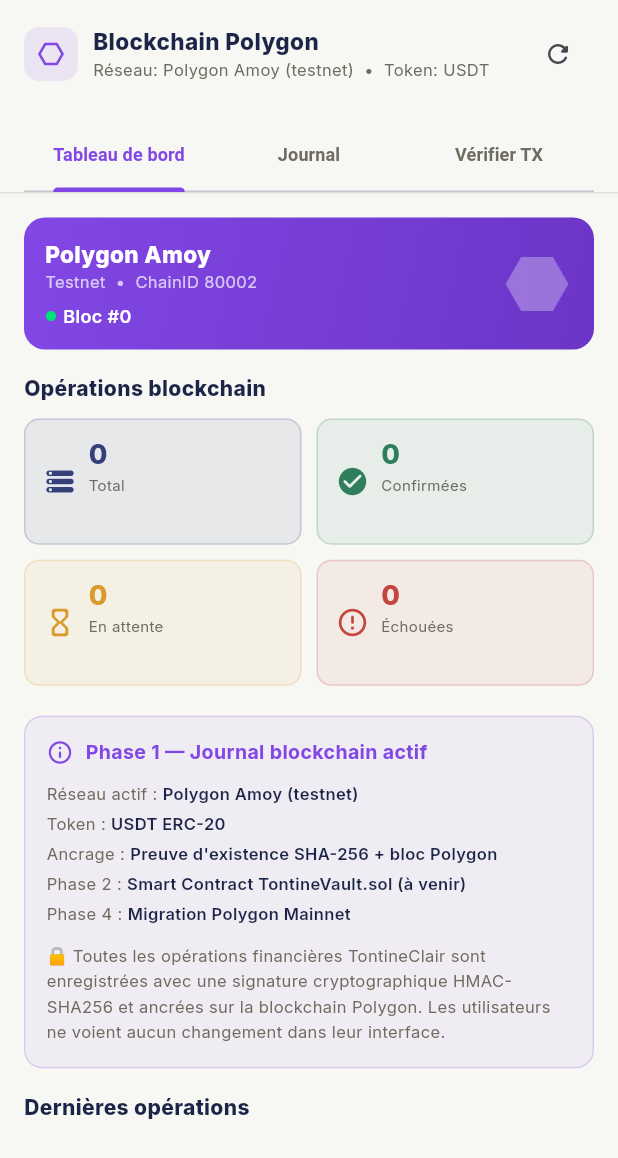
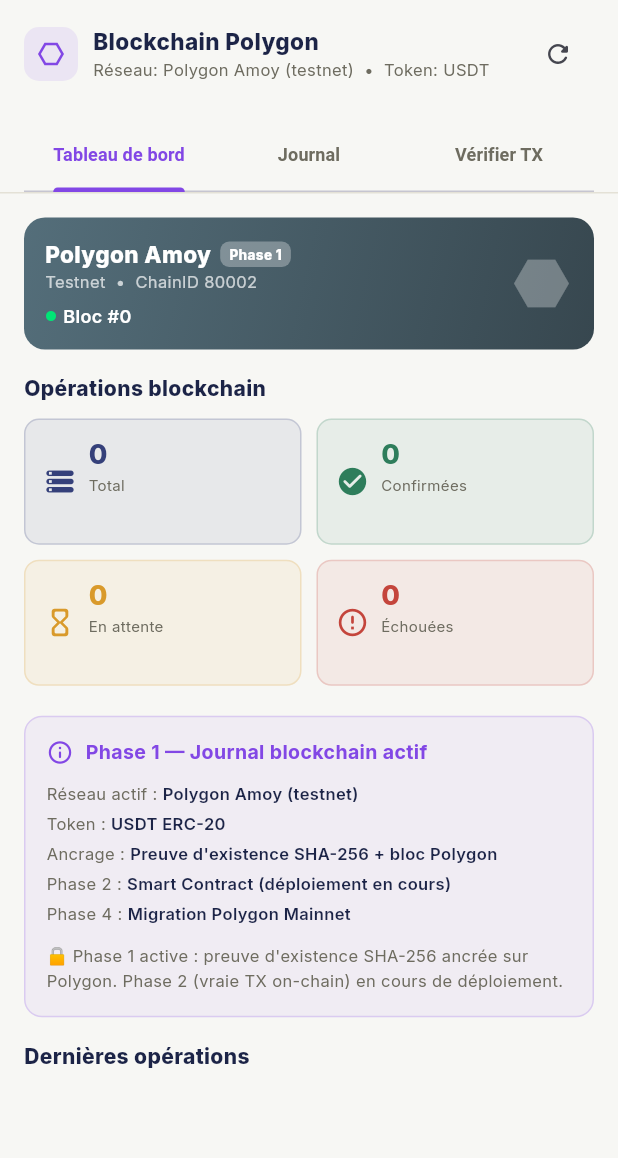
Before and after one commit to stevekissy/TontineClair, a Flutter app: the BlockchainAdminScreen widget shown alone on an empty page, opened directly with empty values, on a phone screen of 412 x 824 dp. Shown: the top 1158 px of the screen. Run offline on Flutter 3.47's test engine with Material 3 defaults, Android fonts, the phone set to English and light mode, and no system bars; our stand-ins replace google_fonts, pdf, printing, shared_preferences; missing offline and left inert: dart:html; accounts and stored records are empty; network calls fail.

Commit message:
Phase 2 blockchain: TontineVault UI, Phase 2 badge + PolygonScan links (copy from flutter_app)

```diff
--- a/lib/screens/blockchain_admin_screen.dart
+++ b/lib/screens/blockchain_admin_screen.dart
@@ -42,6 +42,10 @@
   // ── Taux USDT ─────────────────────────────────────────────────────────────
   Map<String, dynamic> _taux = {};
 
+  // ── Info contrat Phase 2 ────────────────────────────────────────────────
+  Map<String, dynamic> _contrat = {};
+  bool _contratLoading = true;
+
   @override
   void initState() {
     super.initState();
@@ -49,6 +53,7 @@
     _chargerStats();
     _chargerJournal();
     _chargerTaux();
+    _chargerContrat();
   }
 
   @override
@@ -93,6 +98,35 @@
       if (!mounted) return;
       setState(() => _taux = r);
     } catch (_) {}
+  }
+
+  Future<void> _chargerContrat() async {
+    try {
+      final r = await BlockchainService.contractInfo();
+      if (!mounted) return;
+      setState(() { _contrat = r; _contratLoading = false; });
+    } catch (_) {
+      if (!mounted) return;
+      setState(() => _contratLoading = false);
+    }
+  }
+
+  // Ouvre un lien PolygonScan dans le navigateur externe
+  void _ouvrirUrl(String url) {
+    if (url.isEmpty) return;
+    // Copie l'URL dans le presse-papiers + feedback
+    Clipboard.setData(ClipboardData(text: url));
+    ScaffoldMessenger.of(context).showSnackBar(SnackBar(
+      content: Text('Lien copié : ${url.length > 40 ? url.substring(0, 40) + "..." : url}'),
+      action: SnackBarAction(label: 'OK', onPressed: () {}),
+      duration: const Duration(seconds: 3),
+    ));
+  }
+
+  // Adresse Ethereum raccourcie : 0x1234...5678
+  String _shortAddr(String addr) {
+    if (addr.length < 12) return addr;
+    return '${addr.substring(0, 8)}...${addr.substring(addr.length - 6)}';
   }
 
   Future<void> _verifierTx() async {
@@ -143,7 +177,7 @@
                 const Spacer(),
                 IconButton(
                   icon: const Icon(Icons.refresh_rounded, size: 20),
-                  onPressed: () { _chargerStats(); _chargerJournal(); _chargerTaux(); },
+                  onPressed: () { _chargerStats(); _chargerJournal(); _chargerTaux(); _chargerContrat(); },
                   tooltip: 'Actualiser',
                 ),
               ]),
@@ -259,15 +293,36 @@
               _infoLigne('Réseau actif', 'Polygon Amoy (testnet)'),
               _infoLigne('Token', 'USDT ERC-20'),
               _infoLigne('Ancrage', 'Preuve d\'existence SHA-256 + bloc Polygon'),
-              _infoLigne('Phase 2', 'Smart Contract TontineVault.sol (à venir)'),
+              if (_contratLoading)
+                const Padding(
+                  padding: EdgeInsets.only(top: 4),
+                  child: Text('Chargement contrat...', style: TextStyle(fontSize: 11, color: AppColors.texteDoux)),
+                )
+              else if (_contrat['phase'] == 2) ...[
+                _infoLigne('Phase', '2 — TontineVault.sol déployé ✅'),
+                _infoLigne('Contrat', _shortAddr(_contrat['contract_address'] as String? ?? '')),
+                _infoLigne('Admin wallet', _shortAddr(_contrat['wallet_admin'] as String? ?? '')),
+                GestureDetector(
+                  onTap: () => _ouvrirUrl(_contrat['explorer'] as String? ?? ''),
+                  child: const Padding(
+                    padding: EdgeInsets.only(top: 2),
+                    child: Text('Voir sur PolygonScan →',
+                        style: TextStyle(fontSize: 11, color: Color(0xFF8247E5),
+                            fontWeight: FontWeight.w700, decoration: TextDecoration.underline)),
+                  ),
+                ),
+              ] else ...[
+                _infoLigne('Phase 2', 'Smart Contract (déploiement en cours)'),
                 _infoLigne('Phase 4', 'Migration Polygon Mainnet'),
+              ],
               const SizedBox(height: 8),
-              const Text(
-                '🔒 Toutes les opérations financières TontineClair sont enregistrées '
-                'avec une signature cryptographique HMAC-SHA256 et ancrées sur la '
-                'blockchain Polygon. Les utilisateurs ne voient aucun changement '
-                'dans leur interface.',
-                style: TextStyle(fontSize: 11, color: AppColors.texteDoux, height: 1.5),
+              Text(
+                _contrat['phase'] == 2
+                  ? '⚡ Phase 2 active : chaque opération génère un vrai hash Ethereum '
+                    'vérifiable sur PolygonScan Amoy via TontineVault.sol.'
+                  : '🔒 Phase 1 active : preuve d\'existence SHA-256 ancrée sur Polygon. '
+                    'Phase 2 (vraie TX on-chain) en cours de déploiement.',
+                style: const TextStyle(fontSize: 11, color: AppColors.texteDoux, height: 1.5),
               ),
             ],
           ),
@@ -287,31 +342,64 @@
   }
 
   Widget _carteReseau(int blockNumber) {
-    return Container(
+    final phase2 = _contrat['phase'] == 2;
+    final contractAddr = _contrat['contract_address'] as String?;
+    return GestureDetector(
+      onTap: contractAddr != null
+          ? () => _ouvrirUrl('https://amoy.polygonscan.com/address/$contractAddr')
+          : null,
+      child: Container(
         padding: const EdgeInsets.all(14),
         decoration: BoxDecoration(
-        gradient: const LinearGradient(
-          colors: [Color(0xFF8247E5), Color(0xFF6B35C7)],
+          gradient: LinearGradient(
+            colors: phase2
+                ? [const Color(0xFF8247E5), const Color(0xFF6B35C7)]
+                : [const Color(0xFF546E7A), const Color(0xFF37474F)],
             begin: Alignment.topLeft,
             end: Alignment.bottomRight,
           ),
           borderRadius: BorderRadius.circular(14),
         ),
         child: Row(children: [
-        Column(crossAxisAlignment: CrossAxisAlignment.start, children: [
-          const Text('Polygon Amoy', style: TextStyle(color: Colors.white, fontWeight: FontWeight.w800, fontSize: 15)),
-          const Text('Testnet  •  ChainID 80002', style: TextStyle(color: Colors.white70, fontSize: 11)),
+          Expanded(child: Column(crossAxisAlignment: CrossAxisAlignment.start, children: [
+            Row(children: [
+              const Text('Polygon Amoy',
+                  style: TextStyle(color: Colors.white, fontWeight: FontWeight.w800, fontSize: 15)),
+              const SizedBox(width: 6),
+              Container(
+                padding: const EdgeInsets.symmetric(horizontal: 6, vertical: 2),
+                decoration: BoxDecoration(
+                  color: phase2 ? const Color(0xFF00E676) : Colors.white30,
+                  borderRadius: BorderRadius.circular(6),
+                ),
+                child: Text(phase2 ? 'Phase 2 ⚡' : 'Phase 1',
+                    style: TextStyle(
+                        color: phase2 ? Colors.black87 : Colors.white,
+                        fontSize: 9, fontWeight: FontWeight.w800)),
+              ),
+            ]),
+            Text(
+              phase2 ? 'TontineVault.sol  •  ChainID 80002' : 'Testnet  •  ChainID 80002',
+              style: const TextStyle(color: Colors.white70, fontSize: 11)),
             const SizedBox(height: 6),
             Row(children: [
               const Icon(Icons.circle, color: Color(0xFF00E676), size: 8),
               const SizedBox(width: 4),
               Text('Bloc #${_formatNumber(blockNumber)}',
                   style: const TextStyle(color: Colors.white, fontSize: 12, fontWeight: FontWeight.w600)),
+              if (phase2 && contractAddr != null) ...[
+                const SizedBox(width: 8),
+                Flexible(child: Text(_shortAddr(contractAddr),
+                    style: const TextStyle(color: Colors.white60, fontSize: 10,
+                        fontFamily: 'monospace'), overflow: TextOverflow.ellipsis)),
+              ],
             ]),
+          ])),
+          const SizedBox(width: 8),
+          Icon(phase2 ? Icons.receipt_long_rounded : Icons.hexagon,
+              color: Colors.white30, size: 42),
         ]),
-        const Spacer(),
-        const Icon(Icons.hexagon, color: Colors.white30, size: 48),
-      ]),
+      ),
     );
   }
 
@@ -465,7 +553,25 @@
               },
               child: const Icon(Icons.copy_rounded, size: 14, color: AppColors.texteDoux),
             ),
+            if (e.txHash!.length == 66) ...[
+              const SizedBox(width: 6),
+              GestureDetector(
+                onTap: () => _ouvrirUrl(e.explorerUrl),
+                child: const Icon(Icons.open_in_new_rounded, size: 14, color: Color(0xFF8247E5)),
+              ),
+            ],
           ]),
+        if (e.txHash != null && e.txHash!.length == 66)
+          Container(
+            margin: const EdgeInsets.only(top: 4),
+            padding: const EdgeInsets.symmetric(horizontal: 6, vertical: 2),
+            decoration: BoxDecoration(
+              color: const Color(0xFF8247E5).withValues(alpha: 0.10),
+              borderRadius: BorderRadius.circular(4),
+            ),
+            child: const Text('⚡ TX on-chain Phase 2',
+                style: TextStyle(fontSize: 9, color: Color(0xFF8247E5), fontWeight: FontWeight.w700)),
+          ),
         if (e.signature != null)
           _ligneInfo('Signature', '${e.signature!.substring(0, 12)}…'),
         const SizedBox(height: 4),
--- a/lib/services/blockchain_service.dart
+++ b/lib/services/blockchain_service.dart
@@ -145,6 +145,8 @@
   final String? signature;
   final String  statut;
   final String? erreur;
+  final int     phase;           // 1 = SHA-256 proof, 2 = vrai TX Ethereum
+  final String? contractAddress; // adresse TontineVault.sol (Phase 2)
 
   const BlockchainResultat({
     required this.ok,
@@ -157,20 +159,32 @@
     this.signature,
     this.statut = 'pending',
     this.erreur,
+    this.phase   = 1,
+    this.contractAddress,
   });
+
+  /// true si c'est un vrai hash Ethereum on-chain (Phase 2)
+  bool get estOnChain => phase == 2 && txHash != null && txHash!.length == 66;
+
+  /// Lien PolygonScan vers le contrat
+  String? get explorerContrat => contractAddress != null
+      ? 'https://amoy.polygonscan.com/address/$contractAddress'
+      : null;
 
   factory BlockchainResultat.fromJson(Map<String, dynamic> j) {
     return BlockchainResultat(
-      ok          : j['ok'] == true,
-      journalId   : j['journal_id']?.toString(),
-      txHash      : j['tx_hash']     as String?,
-      blockNumber : j['block_number'] is num ? (j['block_number'] as num).toInt() : null,
-      explorerUrl : j['explorer_url'] as String?,
-      montantUsdt : j['montant_usdt'] is num ? (j['montant_usdt'] as num).toDouble() : null,
-      tauxXofUsdt : j['taux_xof_usdt'] is num ? (j['taux_xof_usdt'] as num).toDouble() : null,
-      signature   : j['signature']   as String?,
-      statut      : j['statut']      as String? ?? 'pending',
-      erreur      : j['message']     as String?,
+      ok             : j['ok'] == true,
+      journalId      : j['entry_id']?.toString() ?? j['journal_id']?.toString(),
+      txHash         : j['tx_hash']      as String?,
+      blockNumber    : j['block_number'] is num ? (j['block_number'] as num).toInt() : null,
+      explorerUrl    : j['explorer_url'] as String?,
+      montantUsdt    : j['montant_usdt'] is num ? (j['montant_usdt'] as num).toDouble() : null,
+      tauxXofUsdt    : j['taux_xof_usdt'] is num ? (j['taux_xof_usdt'] as num).toDouble() : null,
+      signature      : j['signature']    as String?,
+      statut         : j['statut']       as String? ?? 'pending',
+      erreur         : j['message']      as String?,
+      phase          : j['phase']        is num ? (j['phase'] as num).toInt() : 1,
+      contractAddress: j['contract']     as String?,
     );
   }
 
@@ -190,10 +204,14 @@
 
   static String get _anonKey => SupabaseService.supabaseAnonKey;
 
+  // ── Timeout adapté Phase 2 (TX on-chain peut prendre jusqu'à 60s) ────────
+  static const Duration _timeoutPhase2 = Duration(seconds: 75);
+  static const Duration _timeoutLecture = Duration(seconds: 15);
+
   // ── Appel HTTP vers l'Edge Function ─────────────────────────────────────
   static Future<Map<String, dynamic>> _appeler(
     Map<String, dynamic> payload, {
-    Duration timeout = const Duration(seconds: 15),
+    Duration timeout = const Duration(seconds: 75),
   }) async {
     try {
       final res = await http.post(
@@ -389,7 +407,7 @@
     });
 
     if (rep['ok'] != true) return [];
-    final rows = rep['rows'] as List<dynamic>? ?? [];
+    final rows = rep['journal'] as List<dynamic>? ?? (rep['rows'] as List<dynamic>? ?? []);
     return rows
         .whereType<Map<String, dynamic>>()
         .map(BlockchainEntry.fromJson)
@@ -408,7 +426,13 @@
 
   /// Taux de conversion XOF/USDT actuel.
   static Future<Map<String, dynamic>> tauxUsdt() async {
-    return _appeler({'action': 'taux_usdt'});
+    return _appeler({'action': 'taux_usdt'}, timeout: _timeoutLecture);
+  }
+
+  /// Infos du smart contract TontineVault (Phase 2).
+  /// Retourne phase=1 si le contrat n'est pas encore déployé.
+  static Future<Map<String, dynamic>> contractInfo() async {
+    return _appeler({'action': 'contract_info'}, timeout: _timeoutLecture);
   }
 
   // ═══════════════════════════════════════════════════════════════════════════
@@ -439,9 +463,14 @@
         if (walletTontine   != null) 'wallet_tontine'  : walletTontine,
         if (walletMembre    != null) 'wallet_membre'   : walletMembre,
         if (metadata        != null) 'metadata'        : metadata,
-      }, timeout: const Duration(seconds: 20));
+      }, timeout: _timeoutPhase2); // 75s pour laisser la TX se confirmer
 
-      return BlockchainResultat.fromJson(rep);
+      final res = BlockchainResultat.fromJson(rep);
+      if (kDebugMode) {
+        debugPrint('[Blockchain] $typeOperation phase=${res.phase} '
+            'tx=${res.txHash?.substring(0,10)}... statut=${res.statut}');
+      }
+      return res;
     } catch (e) {
       if (kDebugMode) debugPrint('[Blockchain] _enregistrer ERREUR: $e');
       // NON-BLOQUANT : retourne un résultat échec sans lever d'exception
```
Lines whose indentation alone changed are shown as unchanged.
